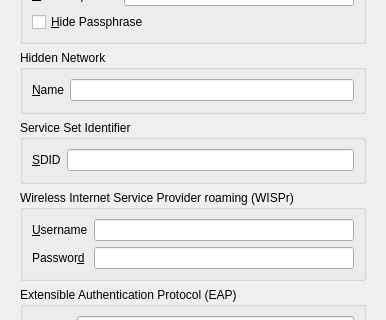
Qt form apps/cmstapp/code/agent/ui/agent.ui (andrew-bibb/cmst) before a commit; both pictures show x 0 to 386 and y 93 to 413 of the 386 by 587 pixel window.
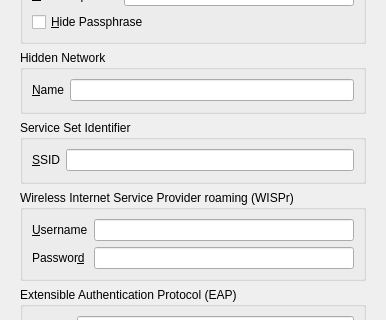
The same form after that commit. Icons and pictures are not drawn.

Commit message: fixed SSID string in agent dialog

```diff
--- a/apps/cmstapp/code/agent/ui/agent.ui
+++ b/apps/cmstapp/code/agent/ui/agent.ui
@@ -125,7 +125,7 @@
           <item row="0" column="0">
            <widget class="QLabel" name="label_ssid">
             <property name="text">
-             <string>&amp;SDID</string>
+             <string>&amp;SSID</string>
             </property>
             <property name="buddy">
              <cstring>lineEdit_ssid</cstring>
```
The commit also changes 1 other file.
